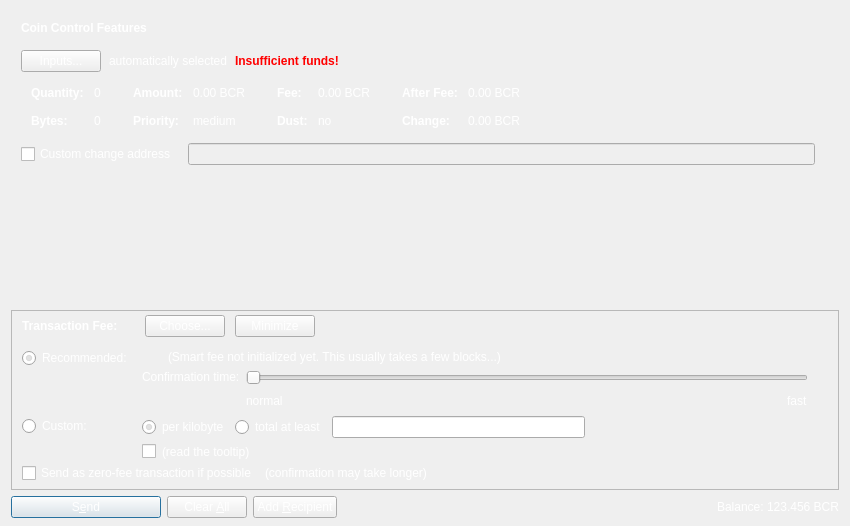
Old version of the form src/qt/forms/sendcoinsdialog.ui in the repository thelonecrouton/bitcredit.
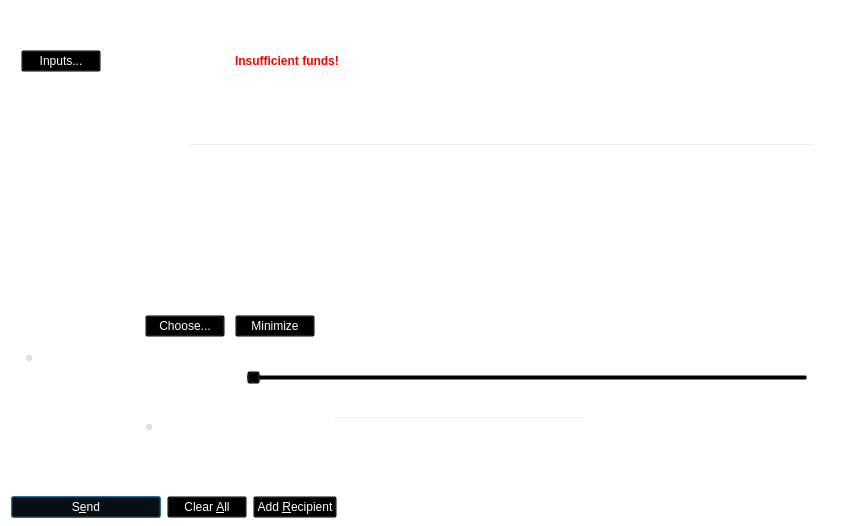
New version of the form. Icons and pictures are not drawn. Custom widgets are drawn as their Qt base class.

```diff
--- a/src/qt/forms/sendcoinsdialog.ui
+++ b/src/qt/forms/sendcoinsdialog.ui
@@ -13,6 +13,9 @@
   <property name="windowTitle">
    <string>Send Coins</string>
   </property>
+  <property name="styleSheet">
+   <string notr="true">background:transparent;</string>
+  </property>
   <layout class="QVBoxLayout" name="verticalLayout" stretch="0,1,0,0">
    <property name="bottomMargin">
     <number>8</number>
@@ -710,6 +713,9 @@
        <height>16777215</height>
       </size>
      </property>
+     <property name="styleSheet">
+      <string notr="true">background:transparent;</string>
+     </property>
      <property name="frameShape">
       <enum>QFrame::StyledPanel</enum>
      </property>
@@ -1316,7 +1322,7 @@
         <string>Confirm the send action</string>
        </property>
        <property name="styleSheet">
-        <string notr="true">color: rgb(255, 255, 255);</string>
+        <string notr="true">color: rgb(255, 255, 255);background:transparent;</string>
        </property>
        <property name="text">
         <string>S&amp;end</string>
@@ -1345,7 +1351,7 @@
         <string>Clear all fields of the form.</string>
        </property>
        <property name="styleSheet">
-        <string notr="true">color: rgb(255, 255, 255);</string>
+        <string notr="true">color: rgb(255, 255, 255);background:transparent;</string>
        </property>
        <property name="text">
         <string>Clear &amp;All</string>
@@ -1365,7 +1371,7 @@
         <string>Send to multiple recipients at once</string>
        </property>
        <property name="styleSheet">
-        <string notr="true">color: rgb(255, 255, 255);</string>
+        <string notr="true">color: rgb(255, 255, 255);background:transparent;</string>
        </property>
        <property name="text">
         <string>Add &amp;Recipient</string>
```
